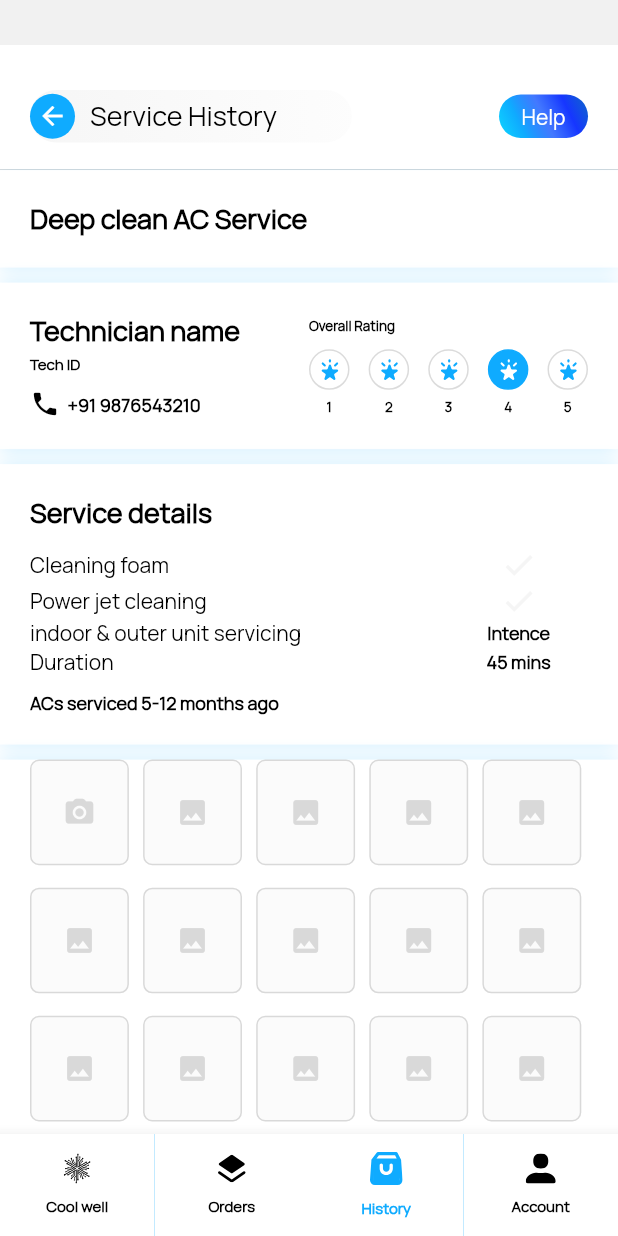
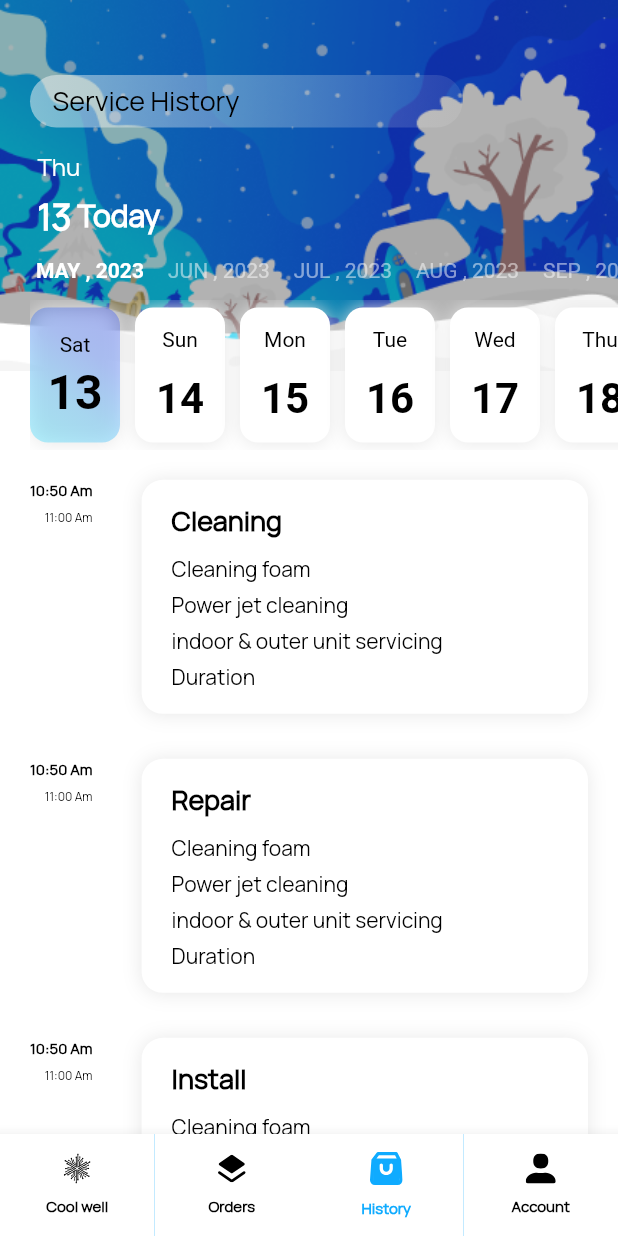
Before and after one commit to manoharantechie/coolwell_tech, a Flutter app: the TechHome screen opened directly, item 3 of the bottom bar chosen, on a phone screen of 412 x 824 dp. Run offline on Flutter 3.47's test engine with Material 2 defaults, Android fonts, the light colour scheme and no system bars; drawn by our look-alikes of scrollable_positioned_list; our stand-ins replace awesome_snackbar_content, flutter_map, flutter_svg, geolocator, image_picker, latlong2 and 2 more; missing offline and left inert: country_calling_code_picker, flutter_sim_country_code; accounts and stored records are empty; network calls fail; project files that could hold a hidden picture were left out.

Commit message:
service history page

```diff
--- a/lib/screens/technician/Tech_Home.dart
+++ b/lib/screens/technician/Tech_Home.dart
@@ -7,7 +7,8 @@ import 'package:coolwell_tech/screens/technician/tech_orders.dart';
 import 'package:coolwell_tech/screens/user/profile/profile.dart';
 import 'package:flutter/material.dart';
 
-import '../user/service/history_details.dart';
+import '../user/service/tech_service_history.dart';
+import '../user/service/tech_service_history_details.dart';
 
 class TechHome extends StatefulWidget {
   const TechHome({Key? key}) : super(key: key);
@@ -22,10 +23,9 @@ class _TechHomeState extends State<TechHome> {
   int currentIndex=0;
   int selectIndex=0;
   List<Widget>  bottomPage = [
-
-   Tech_DashBoard_Screen(),
-   Tech_Orders_Screen(),
-    Service_History_Details(),
+    Tech_DashBoard_Screen(),
+    Tech_Orders_Screen(),
+    Tech_Service_History(),
     Profile_Screen()
   ];
 
--- a/lib/screens/technician/tech_orders.dart
+++ b/lib/screens/technician/tech_orders.dart
@@ -121,8 +121,9 @@ class _Tech_Orders_ScreenState extends State<Tech_Orders_Screen> {
             ),
             OrderList.length>0 ? Container(
               margin: EdgeInsets.only(
-                  top: MediaQuery.of(context).size.height * 0.1),
+                  top: MediaQuery.of(context).size.height * 0.11),
               child: ListView.builder(
+                padding: EdgeInsets.zero,
                 itemCount: OrderList.length,
                 scrollDirection: Axis.vertical,
                 shrinkWrap: true,
--- a/lib/screens/user/profile/profile.dart
+++ b/lib/screens/user/profile/profile.dart
@@ -10,6 +10,7 @@ import 'package:coolwell_tech/common/custom_widget.dart';
 import 'package:coolwell_tech/common/localization/localizations.dart';
 import '../../../common/model/api_utils.dart';
 import '../../../common/model/get_profile_details_model.dart';
+import '../basics/notification.dart';
 import 'slot_screen.dart';
 import 'edit_profile.dart';
 
@@ -261,9 +262,9 @@ class _Profile_ScreenState extends State<Profile_Screen> {
                       const SizedBox(height: 5.0,),
                       InkWell(
                         onTap: (){
-                          Navigator.of(context).push(MaterialPageRoute(
-                              builder: (context) =>
-                                  Slot_Screen()));
+                          // Navigator.of(context).push(MaterialPageRoute(
+                          //     builder: (context) =>
+                          //         Slot_Screen()));
                         },
                         child: Container(
                           padding: EdgeInsets.only(top: 10.0, bottom: 10.0, left: 20.0, right: 20.0),
@@ -278,39 +279,6 @@ class _Profile_ScreenState extends State<Profile_Screen> {
                               Flexible(child: Text(
                                 AppLocalizations.instance
                                     .text("loc_your_add"),
-                                style: CustomWidget(context: context)
-                                    .CustomSizedTextStyle(
-                                    16.0,
-                                    Theme.of(context).primaryColor,
-                                    FontWeight.w500,
-                                    'FontRegular'),
-                                textAlign: TextAlign.center,
-                              ), flex: 4,),
-
-                            ],
-                          ),
-                        ),
-                      ),
-                      const SizedBox(height: 5.0,),
-                      InkWell(
-                        onTap: (){
-                          Navigator.of(context).push(MaterialPageRoute(
-                              builder: (context) =>
-                                  Payment_Summary_Screen()));
-                        },
-                        child: Container(
-                          padding: EdgeInsets.only(top: 10.0, bottom: 10.0, left: 20.0, right: 20.0),
-                          decoration: BoxDecoration(
-
-                          ),
-                          child: Row(
-                            crossAxisAlignment: CrossAxisAlignment.center,
-                            children: [
-                              Flexible(child: SvgPicture.asset("assets/profile/wallet.svg", height: 20.0, color: Theme.of(context).primaryColor,),flex: 1,),
-                              const SizedBox(width: 15.0,),
-                              Flexible(child: Text(
-                                AppLocalizations.instance
-                                    .text("loc_pay_method"),
                                 style: CustomWidget(context: context)
                                     .CustomSizedTextStyle(
                                     16.0,
@@ -358,7 +326,12 @@ class _Profile_ScreenState extends State<Profile_Screen> {
                         ),
                       ),
                       const SizedBox(height: 10.0,),
-                      role=="user"?Container():    InkWell(
+                      InkWell(
+                        onTap: (){
+                          Navigator.of(context).push(MaterialPageRoute(
+                              builder: (context) =>
+                                  Notification_Screen()));
+                        },
                         child: Container(
                           padding: EdgeInsets.only(top: 10.0, bottom: 10.0, left: 20.0, right: 20.0),
                           decoration: BoxDecoration(
--- a/lib/screens/user/service/history.dart
+++ b/lib/screens/user/service/history.dart
@@ -1,7 +1,7 @@
 import 'package:coolwell_tech/common/dotted_line_widget.dart';
 import 'package:coolwell_tech/common/theme/custom_theme.dart';
 import 'package:coolwell_tech/common/ticket_design.dart';
-import 'package:coolwell_tech/screens/user/service/history_details.dart';
+import 'package:coolwell_tech/screens/user/service/tech_service_history_details.dart';
 import 'package:flutter/cupertino.dart';
 import 'package:flutter/material.dart';
 import 'package:flutter_svg/flutter_svg.dart';
--- /dev/null
+++ b/lib/screens/user/service/tech_service_history.dart
@@ -0,0 +1,323 @@
+import 'package:flutter/cupertino.dart';
+import 'package:flutter/material.dart';
+
+import '../../../common/calendar/calendar_timeline.dart';
+import '../../../common/custom_widget.dart';
+import '../../../common/localization/localizations.dart';
+
+class Tech_Service_History extends StatefulWidget {
+  const Tech_Service_History({Key? key}) : super(key: key);
+
+  @override
+  State<Tech_Service_History> createState() => _Tech_Service_HistoryState();
+}
+
+class _Tech_Service_HistoryState extends State<Tech_Service_History> {
+
+  late DateTime _selectedDate;
+  bool time = false;
+  bool loading = false;
+  ScrollController _scrollController = ScrollController();
+  ScrollController _scroll = ScrollController();
+  List<String> texts = ["Cleaning", "Repair", "Install"];
+
+  @override
+  void initState() {
+    // TODO: implement initState
+    super.initState();
+    _selectedDate = DateTime.now().add(const Duration(days: 0));
+    bool loading = true;
+  }
+
+  @override
+  Widget build(BuildContext context) {
+    return Scaffold(
+      body: Container(
+        width: MediaQuery.of(context).size.width,
+        height: MediaQuery.of(context).size.height,
+        decoration: BoxDecoration(
+          color: Theme.of(context).focusColor,
+        ),
+        child: Stack(
+          children: [
+            Column(
+              crossAxisAlignment: CrossAxisAlignment.start,
+              children: [
+                Container(
+                  width: MediaQuery.of(context).size.width,
+                  height: MediaQuery.of(context).size.height * 0.3,
+                  padding: EdgeInsets.only(left: 20.0, right: 20.0, top: 50.0, bottom: 10.0),
+                  decoration: BoxDecoration(
+                    color: Theme.of(context).focusColor,
+                    image: DecorationImage(
+                      image: AssetImage("assets/images/tech_service_back.png"),
+                      fit: BoxFit.fitWidth,
+                    ),
+                  ),
+                  child: Column(
+                    crossAxisAlignment: CrossAxisAlignment.start,
+                    children: [
+                      Container(
+                        width: MediaQuery.of(context).size.width * 0.7,
+                        padding: EdgeInsets.fromLTRB(15.0, 5.0, 15.0, 5.0),
+                        decoration: BoxDecoration(
+                          borderRadius: BorderRadius.circular(30.0),
+                          gradient: LinearGradient(
+                            begin: Alignment.centerLeft,
+                            end: Alignment.centerRight,
+                            colors: [
+                              const Color(0xFFF4F4F4).withOpacity(0.5),
+                              const Color(0xFFF4F4F4).withOpacity(0.3),
+                              const Color(0xFFF4F4F4).withOpacity(0.1),
+                            ],
+                          ),
+                        ),
+                        child:  Text(
+                          AppLocalizations.instance
+                              .text("loc_serv_his"),
+                          style: CustomWidget(context: context)
+                              .CustomSizedTextStyle(
+                              18.0,
+                              Theme.of(context).primaryColor,
+                              FontWeight.w400,
+                              'FontRegular'),
+                          textAlign: TextAlign.start,
+                        ),
+                      ),
+                      const SizedBox(height: 15.0,),
+                      Container(
+                        padding: EdgeInsets.only(left: 5.0),
+                        child: Column(
+                          crossAxisAlignment: CrossAxisAlignment.start,
+                          children: [
+                            Text(
+                              "Thu",
+                              style: CustomWidget(context: context)
+                                  .CustomSizedTextStyle(
+                                  16.0,
+                                  Theme.of(context).focusColor,
+                                  FontWeight.w400,
+                                  'FontRegular'),
+                              textAlign: TextAlign.start,
+                              overflow: TextOverflow.ellipsis,
+                            ),
+                            SizedBox(height: 5.0,),
+                           Row(
+                             children: [
+                               Text(
+                                 _selectedDate.day.toString(),
+                                 style: CustomWidget(context: context)
+                                     .CustomSizedTextStyle(
+                                     24.0,
+                                     Theme.of(context).focusColor,
+                                     FontWeight.w600,
+                                     'FontRegular'),
+                                 textAlign: TextAlign.start,
+                                 overflow: TextOverflow.ellipsis,
+                               ),
+                               Text(
+                                 " Today",
+                                 style: CustomWidget(context: context)
+                                     .CustomSizedTextStyle(
+                                     20.0,
+                                     Theme.of(context).focusColor,
+                                     FontWeight.w600,
+                                     'FontRegular'),
+                                 textAlign: TextAlign.start,
+                                 overflow: TextOverflow.ellipsis,
+                               ),
+                             ],
+                           )
+                          ],
+                        ),
+                      ),
+                    ],
+                  ),
+                ),
+              ],
+            ),
+           Container(
+             margin: EdgeInsets.only(top: 160.0),
+             width: MediaQuery.of(context).size.width,
+             child: Column(
+               children: [
+                 Container(
+                     width: MediaQuery.of(context).size.width,
+                     padding: EdgeInsets.only(left: 20.0),
+                     child: Calen()),
+
+                 const SizedBox(height: 5.0,),
+               ],
+             ),
+           ),
+            Container(
+              width: MediaQuery.of(context).size.width,
+              margin: EdgeInsets.only(
+                  top: MediaQuery.of(context).size.height * 0.37),
+              child: ListView.builder(
+                padding: EdgeInsets.zero,
+                itemCount: texts.length,
+                scrollDirection: Axis.vertical,
+                shrinkWrap: true,
+                controller: _scroll,
+                itemBuilder: (BuildContext context, int index) {
+                  return Container(
+                    padding: EdgeInsets.fromLTRB(20.0, 15.0, 20.0, 15.0),
+                    width: MediaQuery.of(context).size.width,
+                    child: Row(
+                      crossAxisAlignment: CrossAxisAlignment.start,
+                      mainAxisAlignment: MainAxisAlignment.spaceBetween,
+                      children: [
+                        Flexible(child: Container(child: Column(
+                          crossAxisAlignment: CrossAxisAlignment.end,
+                          children: [
+                            Text(
+                              "10:50" + " Am",
+                              style: CustomWidget(context: context)
+                                  .CustomSizedTextStyle(
+                                  10.0,
+                                  Theme.of(context).primaryColor,
+                                  FontWeight.w600,
+                                  'FontRegular'),
+                              textAlign: TextAlign.start,
+                              overflow: TextOverflow.ellipsis,
+                            ),
+                            const SizedBox(height: 5.0,),
+                            Text(
+                              "11:00" + " Am",
+                              style: CustomWidget(context: context)
+                                  .CustomSizedTextStyle(
+                                  8.0,
+                                  Theme.of(context).primaryColor,
+                                  FontWeight.w400,
+                                  'FontRegular'),
+                              textAlign: TextAlign.start,
+                              overflow: TextOverflow.ellipsis,
+                            ),
+                          ],
+                        ),), flex: 1,),
+                        Flexible(child: Container(
+                          padding: EdgeInsets.fromLTRB(20.0, 15.0, 20.0, 15.0),
+                          width: MediaQuery.of(context).size.width,
+                          decoration: BoxDecoration(
+                              borderRadius: BorderRadius.circular(14.0),
+                              color: Theme.of(context).focusColor,
+                              boxShadow: [
+                                BoxShadow(
+                                    color: Theme.of(context).splashColor,
+                                    blurRadius: 10.0,
+                                    offset: Offset(0.0, 0.5)
+                                ),
+                              ]
+                          ),
+                          child: Column(
+                            crossAxisAlignment: CrossAxisAlignment.start,
+                            children: [
+                              Text(
+                                texts[index].toString(),
+                                style: CustomWidget(context: context)
+                                    .CustomSizedTextStyle(
+                                    18.0,
+                                    Theme.of(context).primaryColor,
+                                    FontWeight.w700,
+                                    'FontRegular'),
+                                textAlign: TextAlign.start,
+                                overflow: TextOverflow.ellipsis,
+                              ),
+                              const SizedBox(height: 10.0,),
+                              Text(
+                                "Cleaning foam",
+                                style: CustomWidget(context: context)
+                                    .CustomSizedTextStyle(
+                                    14.0,
+                                    Theme.of(context).primaryColor,
+                                    FontWeight.w400,
+                                    'FontRegular'),
+                                textAlign: TextAlign.start,
+                                overflow: TextOverflow.ellipsis,
+                              ),
+                              const SizedBox(height: 5.0,),
+                              Text(
+                                "Power jet cleaning",
+                                style: CustomWidget(context: context)
+                                    .CustomSizedTextStyle(
+                                    14.0,
+                                    Theme.of(context).primaryColor,
+                                    FontWeight.w400,
+                                    'FontRegular'),
+                                textAlign: TextAlign.start,
+                                overflow: TextOverflow.ellipsis,
+                              ),
+                              const SizedBox(height: 5.0,),
+                              Text(
+                                "indoor & outer unit servicing",
+                                style: CustomWidget(context: context)
+                                    .CustomSizedTextStyle(
+                                    14.0,
+                                    Theme.of(context).primaryColor,
+                                    FontWeight.w400,
+                                    'FontRegular'),
+                                textAlign: TextAlign.start,
+                                overflow: TextOverflow.ellipsis,
+                              ),
+                              const SizedBox(height: 5.0,),
+                              Text(
+                                "Duration",
+                                style: CustomWidget(context: context)
+                                    .CustomSizedTextStyle(
+                                    14.0,
+                                    Theme.of(context).primaryColor,
+                                    FontWeight.w400,
+                                    'FontRegular'),
+                                textAlign: TextAlign.start,
+                                overflow: TextOverflow.ellipsis,
+                              ),
+
+
+                            ],
+                          ),
+                        ), flex: 4,)
+
+                      ],
+                    ),
+                  );
+                },
+              ),
+            ),
+            const SizedBox(height: 10.0,),
+          ],
+        ),
+      ),
+    );
+  }
+
+  Widget Calen() {
+    return Column(
+      crossAxisAlignment: CrossAxisAlignment.start,
+      children: <Widget>[
+        CalendarTimeline(
+          showYears: false,
+          initialDate: _selectedDate,
+          firstDate: DateTime.now(),
+          lastDate: DateTime.now().add(const Duration(days: 365)),
+          onDateSelected: (date) {
+            setState(() {
+              _selectedDate = date;
+              loading = true;
+
+            });
+          },
+          leftMargin: 0,
+          monthColor: Colors.white.withOpacity(0.5),
+          dayColor: Theme.of(context).primaryColor,
+          dayNameColor: Theme.of(context).focusColor,
+          activeDayColor: Colors.black,
+          activeBackgroundDayColor: Theme.of(context).focusColor,
+          dotsColor: const Color(0xFF333A47),
+          selectableDayPredicate: (date) => date.day != 23,
+          locale: 'en',
+        ),
+      ],
+    );
+  }
+}
--- a/lib/screens/user/service/history_details.dart
+++ b/lib/screens/user/service/tech_service_history_details.dart
@@ -31,53 +31,25 @@ class _Service_History_DetailsState extends State<Service_History_Details> {
         color: Theme.of(context).focusColor,
         child: Stack(
           children: [
-            Container(
-                margin: EdgeInsets.only(top: 30.0),
-                width: MediaQuery.of(context).size.width,
-                height: 35.0,
-                padding: EdgeInsets.only(left: 20.0, right: 20.0, top: 0.0),
-                child: Row(
+            Padding( padding: EdgeInsets.only(left: 20.0, right: 20.0, top: 30.0),child: Row(
               crossAxisAlignment: CrossAxisAlignment.center,
               mainAxisAlignment: MainAxisAlignment.spaceBetween,
               children: [
-                     Container(
-
-
-                       padding: EdgeInsets.only(right: 50.0),
+                Flexible(child: Container(
+                  width: MediaQuery.of(context).size.width,
+                  padding: EdgeInsets.fromLTRB(15.0, 5.0, 15.0, 5.0),
                   decoration: BoxDecoration(
-                         borderRadius: BorderRadius.circular(30.0),
+                    borderRadius: BorderRadius.circular(20.0),
                     gradient: LinearGradient(
-                           begin: Alignment.centerLeft,
-                           end: Alignment.centerRight,
+                      begin: Alignment.bottomLeft,
+                      end: Alignment.topRight,
                       colors: [
-                             const Color(0xFFF4F4F4).withOpacity(0.8),
-                             const Color(0xFFF4F4F4).withOpacity(0.5),
-                             const Color(0xFFF4F4F4).withOpacity(0.2),
+                        const Color(0xFFF4F4F4),
+                        const Color(0xFFF4F4F4).withOpacity(0.1),
                       ],
                     ),
                   ),
-                       child: Row(
-                         children: [
-                           InkWell(
-                             onTap: () {
-                               Navigator.pop(context);
-                             },
-                             child: Container(
-                               padding: EdgeInsets.fromLTRB(5.0, 5.0, 5.0, 5.0),
-                               decoration: BoxDecoration(
-                                 shape: BoxShape.circle,
-                                 color: Theme.of(context).cardColor,
-                               ),
-                               child: Center(
-                                 child: Icon(
-                                   Icons.arrow_back,
-                                   size: 20.0,
-                                 ),
-                               ),
-                             ),
-                           ),
-                           const SizedBox(width: 10.0,),
-                           Text(
+                  child:  Text(
                     AppLocalizations.instance.text("loc_serv_his"),
                     style: CustomWidget(context: context)
                         .CustomSizedTextStyle(
@@ -87,10 +59,11 @@ class _Service_History_DetailsState extends State<Service_History_Details> {
                         'FontRegular'),
                     textAlign: TextAlign.start,
                   ),
-                         ],
+                )),
+                const SizedBox(
+                  width: 10.0,
                 ),
-                     ),
-                    Container(
+                Flexible(child: Container(
                   padding: EdgeInsets.fromLTRB(15.0, 5.0, 15.0, 5.0),
                   decoration: BoxDecoration(
                     borderRadius: BorderRadius.circular(30.0),
@@ -116,9 +89,9 @@ class _Service_History_DetailsState extends State<Service_History_Details> {
                         'FontRegular'),
                     textAlign: TextAlign.center,
                   ),
-                    )
+                ))
               ],
-                )),
+            ),),
             const SizedBox(
               height: 5.0,
             ),
```
Also changed, not shown: assets/images/tech_service_back.png (added). Lines whose indentation alone changed are shown as unchanged.
